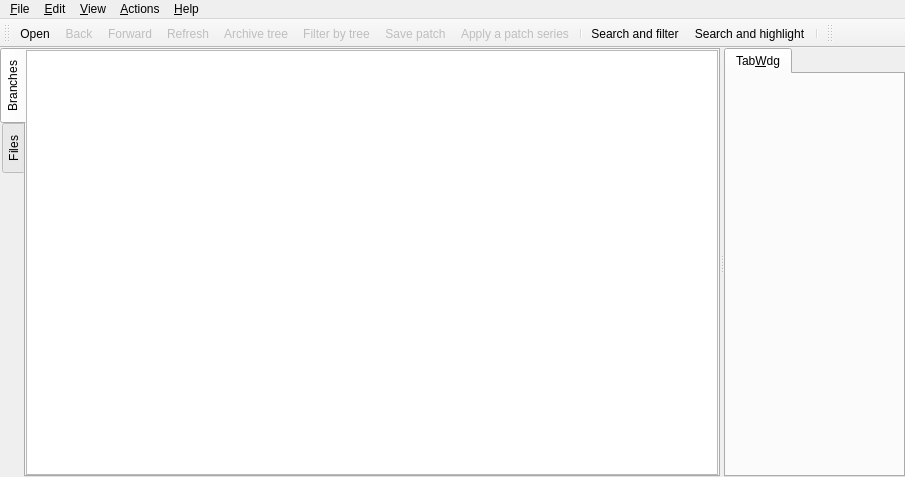
Old version of the form src/mainview.ui in the repository antis81/QGit-mod.
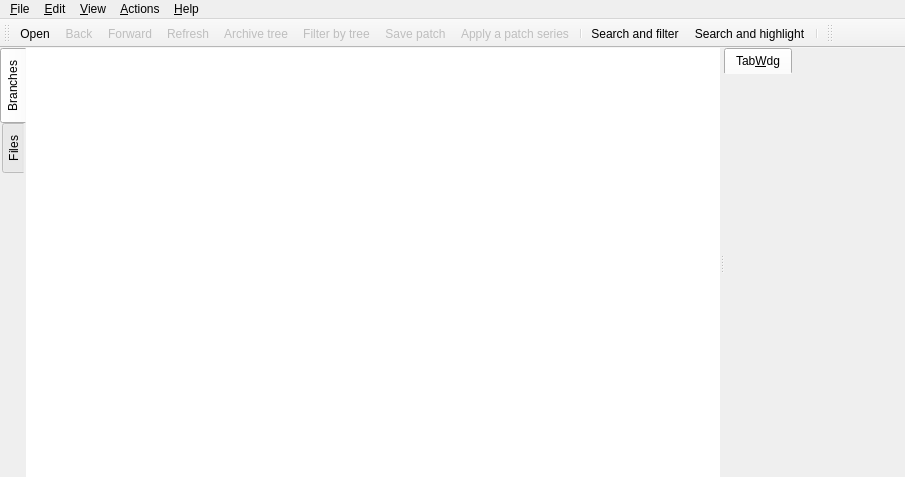
New version of the form. Icons and pictures are not drawn. Custom widgets are drawn as their Qt base class.

Commit message: Style of branches list improved

Diff of the .ui file:
```diff
--- a/src/mainview.ui
+++ b/src/mainview.ui
@@ -34,6 +34,12 @@
        <enum>Qt::Horizontal</enum>
       </property>
       <widget class="QTabWidget" name="leftWidget">
+       <property name="styleSheet">
+        <string notr="true">QTabWidget::pane
+{
+	border-width: 0px
+}</string>
+       </property>
        <property name="tabPosition">
         <enum>QTabWidget::West</enum>
        </property>
@@ -65,8 +71,14 @@
          </property>
          <item>
           <widget class="BranchesTree" name="branchesTree">
-           <property name="frameShadow">
-            <enum>QFrame::Sunken</enum>
+           <property name="autoFillBackground">
+            <bool>false</bool>
+           </property>
+           <property name="frameShape">
+            <enum>QFrame::NoFrame</enum>
+           </property>
+           <property name="selectionBehavior">
+            <enum>QAbstractItemView::SelectItems</enum>
            </property>
            <attribute name="headerVisible">
             <bool>false</bool>
@@ -134,6 +146,14 @@
        </widget>
       </widget>
       <widget class="QTabWidget" name="tabWdg">
+       <property name="styleSheet">
+        <string notr="true">QTabWidget::pane {
+	border-width: 0px;
+}</string>
+       </property>
+       <property name="tabsClosable">
+        <bool>false</bool>
+       </property>
        <widget class="QWidget" name="TabWdg">
         <attribute name="title">
          <string>Tab&amp;Wdg</string>
```
The commit also changes 3 other files.
